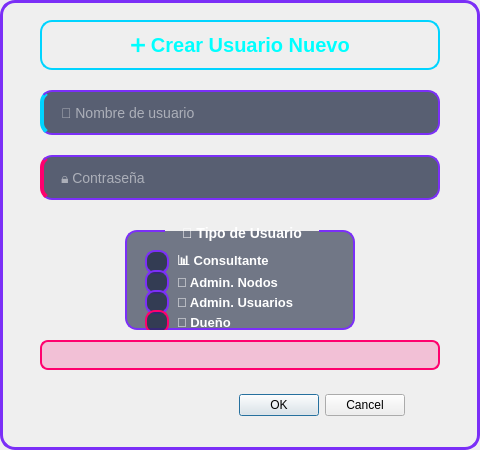
Above: ClientApp/newuserdialog.ui from jpvindas11/LosM-sFritos_Arduinos before the change. Below: the same form after it.
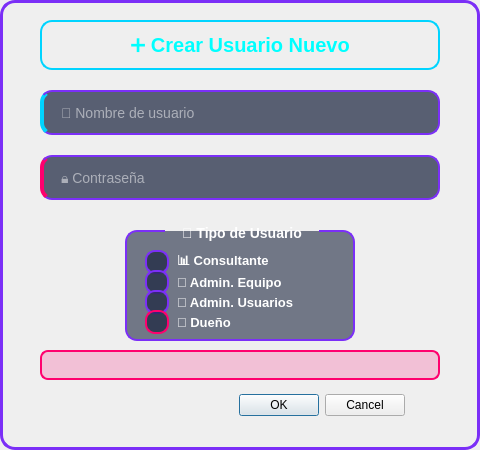
That is the form after the change.

What changed in the file:
```diff
--- a/ClientApp/newuserdialog.ui
+++ b/ClientApp/newuserdialog.ui
@@ -309,7 +309,7 @@
    <property name="geometry">
     <rect>
      <x>40</x>
-     <y>340</y>
+     <y>350</y>
      <width>400</width>
      <height>30</height>
     </rect>
@@ -343,7 +343,7 @@
      <x>125</x>
      <y>220</y>
      <width>230</width>
-     <height>110</height>
+     <height>121</height>
     </rect>
    </property>
    <property name="title">
@@ -378,7 +378,7 @@
      </rect>
     </property>
     <property name="text">
-     <string>🌐 Admin. Nodos</string>
+     <string>🌐 Admin. Equipo</string>
     </property>
    </widget>
    <widget class="QRadioButton" name="radioButton_u">
```
Left out of the diff: 24 changed lines with no effect on the pictures.
